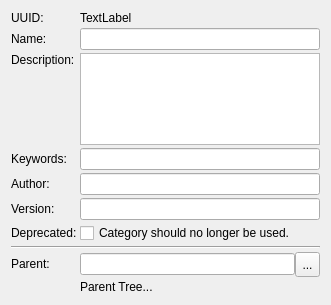
The window that libs/librepcb/libraryeditor/pkgcat/packagecategoryeditorwidget.ui (LibrePCB/LibrePCB) describes before a commit, drawn with Qt 5.
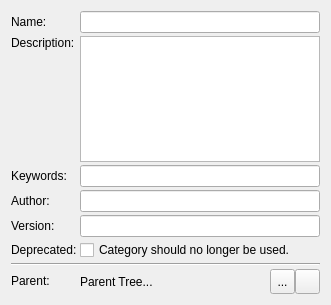
The same window after the commit. Icons and pictures are not drawn.

```diff
--- a/libs/librepcb/libraryeditor/pkgcat/packagecategoryeditorwidget.ui
+++ b/libs/librepcb/libraryeditor/pkgcat/packagecategoryeditorwidget.ui
@@ -27,40 +27,20 @@
     <number>3</number>
    </property>
    <item row="0" column="0">
-    <widget class="QLabel" name="label_3">
-     <property name="text">
-      <string>UUID:</string>
-     </property>
-    </widget>
-   </item>
-   <item row="0" column="1">
-    <widget class="QLabel" name="lblUuid">
-     <property name="text">
-      <string notr="true">TextLabel</string>
-     </property>
-     <property name="openExternalLinks">
-      <bool>true</bool>
-     </property>
-     <property name="textInteractionFlags">
-      <set>Qt::LinksAccessibleByMouse|Qt::TextSelectableByMouse</set>
-     </property>
-    </widget>
-   </item>
-   <item row="1" column="0">
     <widget class="QLabel" name="label_4">
      <property name="text">
       <string>Name:</string>
      </property>
     </widget>
    </item>
-   <item row="1" column="1">
+   <item row="0" column="1">
     <widget class="QLineEdit" name="edtName">
      <property name="maxLength">
       <number>50</number>
      </property>
     </widget>
    </item>
-   <item row="2" column="0">
+   <item row="1" column="0">
     <widget class="QLabel" name="label_5">
      <property name="text">
       <string>Description:</string>
@@ -70,72 +50,102 @@
      </property>
     </widget>
    </item>
-   <item row="3" column="0">
+   <item row="1" column="1">
+    <widget class="QPlainTextEdit" name="edtDescription"/>
+   </item>
+   <item row="2" column="0">
     <widget class="QLabel" name="label_6">
      <property name="text">
       <string>Keywords:</string>
      </property>
     </widget>
    </item>
-   <item row="3" column="1">
+   <item row="2" column="1">
     <widget class="QLineEdit" name="edtKeywords">
      <property name="maxLength">
       <number>100</number>
      </property>
     </widget>
    </item>
-   <item row="4" column="0">
+   <item row="3" column="0">
     <widget class="QLabel" name="label_7">
      <property name="text">
       <string>Author:</string>
      </property>
     </widget>
    </item>
-   <item row="4" column="1">
+   <item row="3" column="1">
     <widget class="QLineEdit" name="edtAuthor">
      <property name="maxLength">
       <number>100</number>
      </property>
     </widget>
    </item>
-   <item row="5" column="0">
+   <item row="4" column="0">
     <widget class="QLabel" name="label_8">
      <property name="text">
       <string>Version:</string>
      </property>
     </widget>
    </item>
-   <item row="5" column="1">
+   <item row="4" column="1">
     <widget class="QLineEdit" name="edtVersion">
      <property name="maxLength">
       <number>100</number>
      </property>
     </widget>
    </item>
-   <item row="8" column="0">
+   <item row="5" column="0">
+    <widget class="QLabel" name="label_10">
+     <property name="text">
+      <string>Deprecated:</string>
+     </property>
+    </widget>
+   </item>
+   <item row="5" column="1">
+    <widget class="QCheckBox" name="cbxDeprecated">
+     <property name="text">
+      <string>Category should no longer be used.</string>
+     </property>
+    </widget>
+   </item>
+   <item row="6" column="0" colspan="2">
+    <widget class="Line" name="line">
+     <property name="orientation">
+      <enum>Qt::Horizontal</enum>
+     </property>
+    </widget>
+   </item>
+   <item row="7" column="0">
     <widget class="QLabel" name="label">
      <property name="text">
       <string>Parent:</string>
      </property>
     </widget>
    </item>
-   <item row="8" column="1">
+   <item row="7" column="1">
     <layout class="QHBoxLayout" name="horizontalLayout">
      <property name="spacing">
       <number>0</number>
      </property>
      <item>
-      <widget class="QLineEdit" name="edtParent">
-       <property name="maxLength">
-        <number>100</number>
+      <widget class="QLabel" name="lblParentCategories">
+       <property name="text">
+        <string notr="true">Parent Tree...</string>
        </property>
-       <property name="clearButtonEnabled">
+       <property name="wordWrap">
         <bool>true</bool>
        </property>
       </widget>
      </item>
      <item>
       <widget class="QToolButton" name="btnChooseParentCategory">
+       <property name="sizePolicy">
+        <sizepolicy hsizetype="Fixed" vsizetype="MinimumExpanding">
+         <horstretch>0</horstretch>
+         <verstretch>0</verstretch>
+        </sizepolicy>
+       </property>
        <property name="minimumSize">
         <size>
          <width>25</width>
@@ -145,53 +155,51 @@
        <property name="maximumSize">
         <size>
          <width>25</width>
+         <height>16777215</height>
+        </size>
+       </property>
+       <property name="toolTip">
+        <string>Choose category</string>
+       </property>
+       <property name="text">
+        <string notr="true">...</string>
+       </property>
+      </widget>
+     </item>
+     <item>
+      <widget class="QToolButton" name="btnResetParentCategory">
+       <property name="sizePolicy">
+        <sizepolicy hsizetype="Fixed" vsizetype="MinimumExpanding">
+         <horstretch>0</horstretch>
+         <verstretch>0</verstretch>
+        </sizepolicy>
+       </property>
+       <property name="minimumSize">
+        <size>
+         <width>25</width>
          <height>25</height>
         </size>
        </property>
+       <property name="maximumSize">
+        <size>
+         <width>25</width>
+         <height>16777215</height>
+        </size>
+       </property>
+       <property name="toolTip">
+        <string>Reset</string>
+       </property>
        <property name="text">
-        <string>...</string>
+        <string notr="true"/>
+       </property>
+       <property name="icon">
+        <iconset resource="../../../../img/images.qrc">
+         <normaloff>:/img/actions/undo.png</normaloff>:/img/actions/undo.png</iconset>
        </property>
       </widget>
      </item>
     </layout>
    </item>
-   <item row="9" column="1">
-    <widget class="QLabel" name="lblParentCategories">
-     <property name="text">
-      <string>Parent Tree...</string>
-     </property>
-     <property name="alignment">
-      <set>Qt::AlignLeading|Qt::AlignLeft|Qt::AlignTop</set>
-     </property>
-     <property name="wordWrap">
-      <bool>true</bool>
-     </property>
-    </widget>
-   </item>
-   <item row="2" column="1">
-    <widget class="QPlainTextEdit" name="edtDescription"/>
-   </item>
-   <item row="6" column="0">
-    <widget class="QLabel" name="label_10">
-     <property name="text">
-      <string>Deprecated:</string>
-     </property>
-    </widget>
-   </item>
-   <item row="6" column="1">
-    <widget class="QCheckBox" name="cbxDeprecated">
-     <property name="text">
-      <string>Category should no longer be used.</string>
-     </property>
-    </widget>
-   </item>
-   <item row="7" column="0" colspan="2">
-    <widget class="Line" name="line">
-     <property name="orientation">
-      <enum>Qt::Horizontal</enum>
-     </property>
-    </widget>
-   </item>
   </layout>
  </widget>
  <resources/>
```
Left out of the diff: 4 changed lines with no effect on the pictures.
